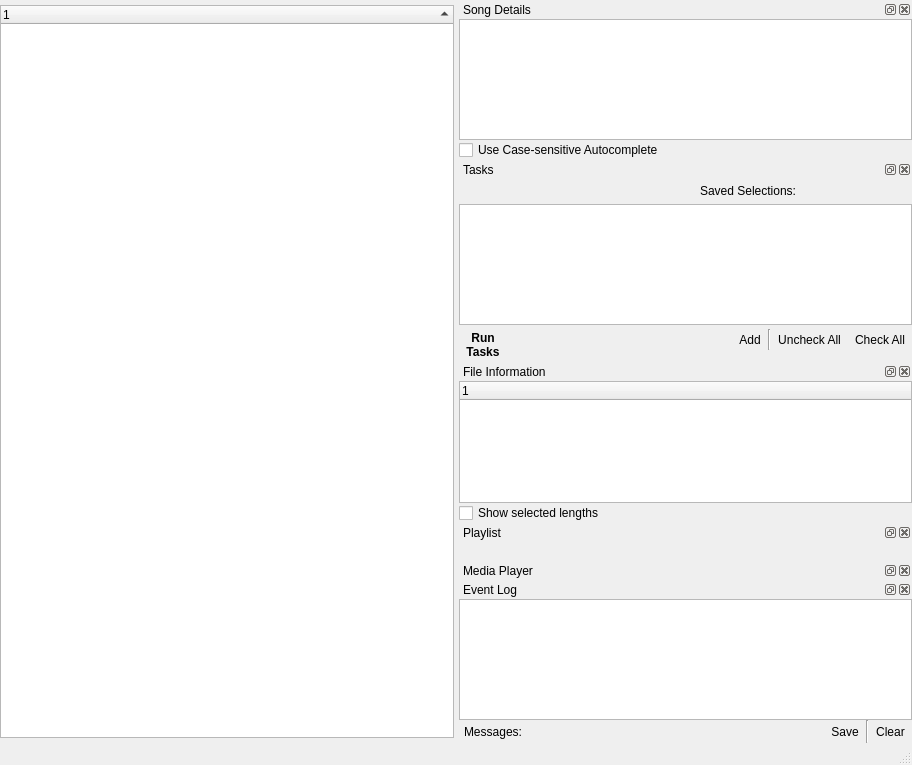
This is uman/src/QUMainWindow.ui in UltraStar-Deluxe/UltraStar-Manager as Qt 5 draws it before an edit. The edited form follows.
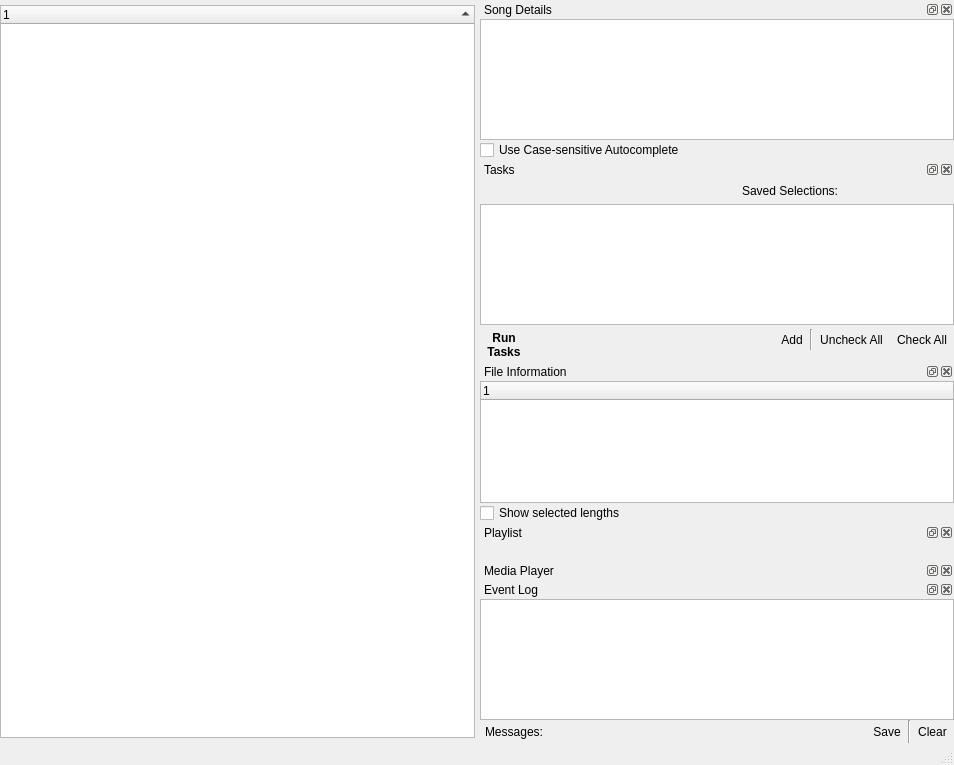
This is the edited form. Icons and pictures are not drawn. Custom widgets are drawn as their Qt base class.

Commit message: added log message when switching to alternative song tree icons

The edit to the form file:
```diff
--- a/uman/src/QUMainWindow.ui
+++ b/uman/src/QUMainWindow.ui
@@ -6,10 +6,16 @@
    <rect>
     <x>0</x>
     <y>0</y>
-    <width>912</width>
+    <width>954</width>
     <height>765</height>
    </rect>
   </property>
+  <property name="minimumSize">
+   <size>
+    <width>954</width>
+    <height>0</height>
+   </size>
+  </property>
   <property name="acceptDrops">
    <bool>false</bool>
   </property>
@@ -865,6 +871,12 @@
   <widget class="QStatusBar" name="statusbar"/>
  </widget>
  <customwidgets>
+  <customwidget>
+   <class>QUMontyArea</class>
+   <extends>QWidget</extends>
+   <header>QUMontyArea.h</header>
+   <container>1</container>
+  </customwidget>
   <customwidget>
    <class>QUTaskList</class>
    <extends>QListWidget</extends>
@@ -897,12 +909,6 @@
    <header>QUFilterArea.h</header>
    <container>1</container>
   </customwidget>
-  <customwidget>
-   <class>QUMontyArea</class>
-   <extends>QWidget</extends>
-   <header>QUMontyArea.h</header>
-   <container>1</container>
-  </customwidget>
   <customwidget>
    <class>QUMediaPlayer</class>
    <extends>QWidget</extends>
```
Left out of the diff: 2 changed lines with no effect on the pictures. The commit also changes 2 other files.
